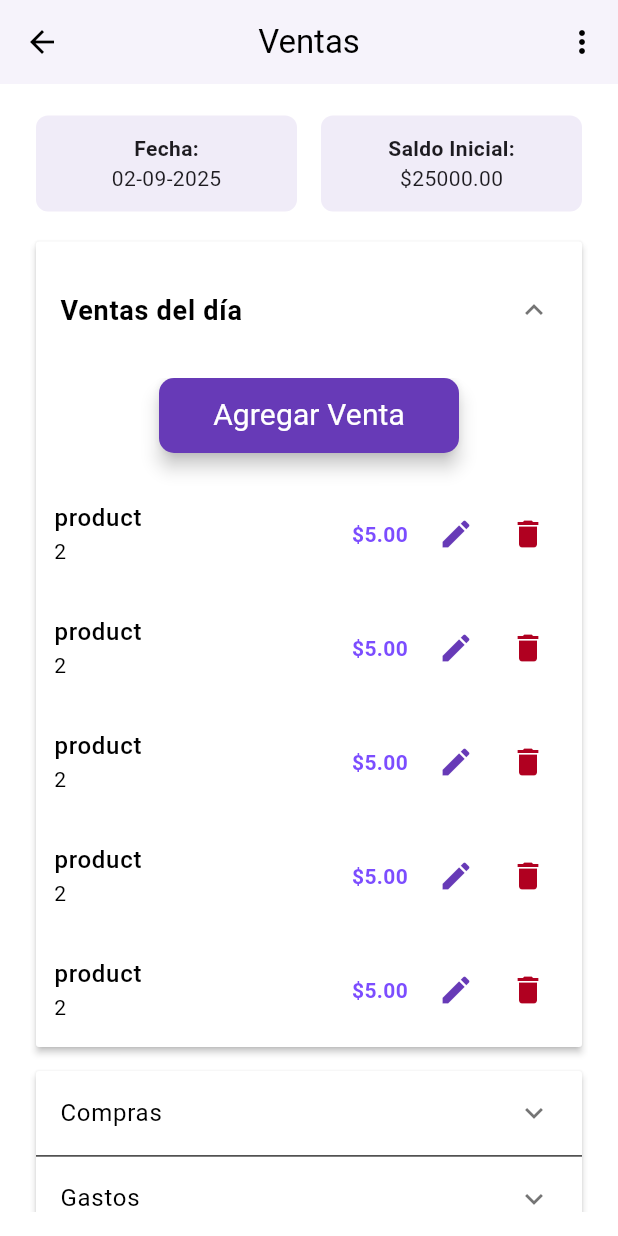
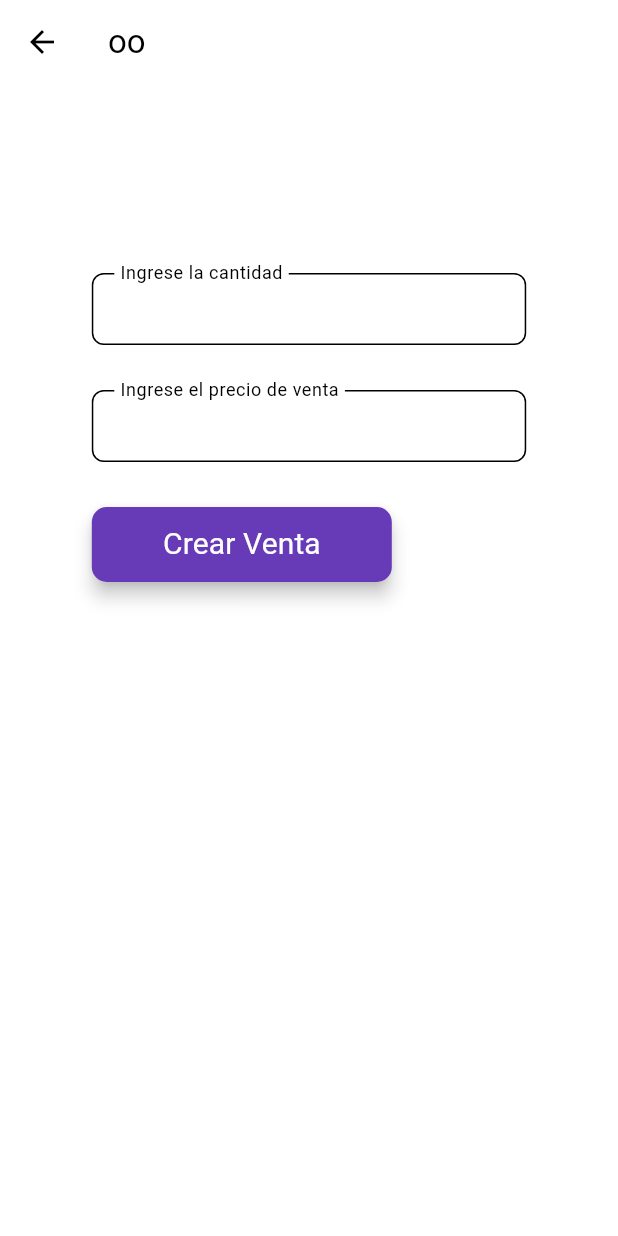
Before and after one commit to machellim/fine_cut, a Flutter app: the ViewEditCashRegisterScreen screen opened by its route, after a tap on "Agregar Venta", on a phone screen of 412 x 824 dp. Run offline on Flutter 3.47's test engine with Material 3 defaults, Android fonts, the phone set to English and light mode, and no system bars; our stand-ins replace bloc, drift, dropdown_search, equatable, flutter_bloc; accounts and stored records are empty; generated files the repository leaves out were written again.

Commit message:
feat: Implement sale CRUD functionality with BLoC pattern and update sales table structure

```diff
--- a/lib/db/tables/sales_table.dart
+++ b/lib/db/tables/sales_table.dart
@@ -38,9 +38,9 @@ class Sales extends Table {
   RealColumn get quantity =>
       real().named('quantity').withDefault(const Constant(0.0))();
 
-  // Total amount of the sale
-  RealColumn get totalAmount =>
-      real().named('total_amount').withDefault(const Constant(0.0))();
+  // Total price of the sale
+  RealColumn get totalPrice =>
+      real().named('total_price').withDefault(const Constant(0.0))();
 
   // Optional notes about the sale
   TextColumn get notes =>
--- a/lib/routes/routes.dart
+++ b/lib/routes/routes.dart
@@ -8,6 +8,7 @@ import 'package:fine_cut/screens/cash_register/cash_register_list.dart';
 import 'package:fine_cut/screens/cash_register/main_cash_register.dart';
 import 'package:fine_cut/screens/cash_register/new_cash_register.dart';
 import 'package:fine_cut/screens/cash_register/view_edit_cash_register.dart';
+import 'package:fine_cut/screens/sales/new_sale.dart';
 import 'package:flutter/material.dart';
 
 final Map<String, WidgetBuilder> appRoutes = {
@@ -41,6 +42,9 @@ final Map<String, WidgetBuilder> appRoutes = {
   'new-product': (BuildContext context) {
     return NewProductScreen();
   },
+  'new-sale': (BuildContext context) {
+    return NewSaleScreen();
+  },
 };
 
 /*Route<dynamic>? generateRoute(RouteSettings settings) {
--- a/lib/screens/cash_register/view_edit_cash_register.dart
+++ b/lib/screens/cash_register/view_edit_cash_register.dart
@@ -1,4 +1,5 @@
 import 'package:fine_cut/widgets/app_button.dart';
+import 'package:fine_cut/widgets/app_drawer.dart';
 import 'package:fine_cut/widgets/app_list_item.dart';
 import 'package:fine_cut/widgets/app_title.dart';
 import 'package:flutter/material.dart';
@@ -41,6 +42,7 @@ class _ViewEditCashRegisterScreenState
           ),
         ],
       ),
+      drawer: AppDrawer(appContext: context),
       body: SingleChildScrollView(
         padding: const EdgeInsets.symmetric(horizontal: 4.0, vertical: 5),
         child: Column(
@@ -110,7 +112,12 @@ class _ViewEditCashRegisterScreenState
                     child: Column(
                       crossAxisAlignment: CrossAxisAlignment.center,
                       children: [
-                        AppButton(title: 'Agregar Venta', onPressed: () {}),
+                        AppButton(
+                          title: 'Agregar Venta',
+                          onPressed: () {
+                            Navigator.pushNamed(context, 'new-sale');
+                          },
+                        ),
                         const SizedBox(height: 16),
                         ListView.builder(
                           shrinkWrap:
--- a/lib/screens/sales/new_sale.dart
+++ b/lib/screens/sales/new_sale.dart
@@ -1,98 +1,125 @@
 import 'package:drift/drift.dart' as drift;
-import 'package:fine_cut/bloc/cash_register/cash_register_crud/cash_register_crud_bloc.dart';
-import 'package:fine_cut/bloc/cash_register/cash_register_data/cash_register_data_bloc.dart';
-import 'package:fine_cut/core/constants/app_messages.dart';
-import 'package:fine_cut/widgets/app_bar_custom.dart';
+import 'package:fine_cut/db/database.dart';
 import 'package:fine_cut/widgets/app_button.dart';
-import 'package:fine_cut/widgets/app_loading_screen.dart';
-import 'package:fine_cut/widgets/app_message_type.dart';
-import 'package:intl/intl.dart';
-
+import 'package:fine_cut/widgets/app_number_field.dart';
 import 'package:fine_cut/widgets/app_scaffold.dart';
-import 'package:fine_cut/widgets/app_textfield.dart';
 import 'package:flutter/material.dart';
+import 'package:dropdown_search/dropdown_search.dart';
 import 'package:flutter_bloc/flutter_bloc.dart';
 
-class ViewEditCashRegisterScreen extends StatefulWidget {
-  const ViewEditCashRegisterScreen({super.key});
-
+class NewSaleScreen extends StatefulWidget {
+  const NewSaleScreen({super.key});
   @override
-  State<ViewEditCashRegisterScreen> createState() =>
-      _ViewEditCashRegisterScreenState();
+  NewSaleScreenState createState() => NewSaleScreenState();
 }
 
-class _ViewEditCashRegisterScreenState
-    extends State<ViewEditCashRegisterScreen> {
+class NewSaleScreenState extends State<NewSaleScreen> {
   final _formKey = GlobalKey<FormState>();
 
-  late TextEditingController _registerDateController;
-  final _notesController = TextEditingController();
-  final _openingAmountController = TextEditingController();
+  // controllers
+  final TextEditingController _saleQuantityController = TextEditingController();
+  final TextEditingController _saleTotalPriceController =
+      TextEditingController();
 
-  bool isNew = true;
+  final dropDownKey = GlobalKey<DropdownSearchState>();
+
+  SalesCompanion sale = SalesCompanion();
+  bool isNewSale = true;
 
   @override
   void dispose() {
-    _registerDateController.dispose();
-    _openingAmountController.dispose();
-    _notesController.dispose();
+    _saleQuantityController.dispose();
+    _saleTotalPriceController.dispose();
     super.dispose();
   }
 
   @override
   void initState() {
     super.initState();
-    final String today = DateFormat('dd-MM-yyyy').format(DateTime.now());
-    _registerDateController = TextEditingController(text: today);
 
-    context.read<CashRegisterBloc>().add(LoadDataCashRegisterEvent());
+    Future.microtask(() {
+      if (!mounted) return;
+      final args = ModalRoute.of(context)?.settings.arguments as Sale?;
+
+      if (args != null) {
+        sale = sale.copyWith(
+          id: drift.Value(args.id),
+          productId: drift.Value(args.productId),
+          quantity: drift.Value(args.quantity),
+          totalPrice: drift.Value(args.totalPrice),
+        );
+        _saleQuantityController.text = args.quantity.toString();
+        _saleTotalPriceController.text = args.totalPrice.toString();
+        setState(() {
+          isNewSale = false;
+        });
+      }
+    });
   }
 
-  void goBack() {}
+  void goBack() {
+    WidgetsBinding.instance.addPostFrameCallback((_) {
+      Navigator.pop(context, true);
+    });
+  }
 
   @override
   Widget build(BuildContext context) {
     return AppScaffold(
-      appBar: AppBarCustom(title: isNew ? 'Crear Nueva Caja' : 'Editar Caja'),
+      appBar: AppBar(title: Text('oo')),
       body: GestureDetector(
-        onTap: () => FocusScope.of(context).unfocus(),
+        onTap: () {
+          FocusScope.of(context).requestFocus(FocusNode());
+        },
         child: ListView(
-          padding: const EdgeInsets.symmetric(horizontal: 24.0, vertical: 40.0),
           children: [
-            Form(
-              key: _formKey,
+            SizedBox(
               child: Column(
                 children: [
-                  AppTextField(
-                    label: 'Fecha',
-                    controller: _registerDateController,
-                    readOnly: true,
-                    prefixIcon: Icons.calendar_today,
-                    validator: (value) => (value == null || value.isEmpty)
-                        ? 'Por favor ingrese la fecha.'
-                        : null,
+                  Padding(
+                    padding: EdgeInsets.only(
+                      left: MediaQuery.of(context).size.width * 0.1,
+                      right: MediaQuery.of(context).size.width * 0.1,
+                      top: 80.0,
+                    ),
+                    child: Form(
+                      key: _formKey,
+                      child: Column(
+                        crossAxisAlignment: CrossAxisAlignment.start,
+                        mainAxisSize: MainAxisSize.min,
+                        mainAxisAlignment: MainAxisAlignment.center,
+                        children: [
+                          const SizedBox(height: 30.0),
+                          AppNumberField(
+                            controller: _saleQuantityController,
+                            label: 'Ingrese la cantidad',
+                            onSaved: (value) {
+                              sale = sale.copyWith(
+                                quantity: drift.Value(double.parse(value)),
+                              );
+                            },
+                          ),
+                          const SizedBox(height: 30.0),
+                          AppNumberField(
+                            controller: _saleTotalPriceController,
+                            label: 'Ingrese el precio de venta',
+                            onSaved: (value) {
+                              sale = sale.copyWith(
+                                totalPrice: drift.Value(double.parse(value)),
+                              );
+                            },
+                          ),
+                          const SizedBox(height: 30),
+                          AppButton(
+                            title: isNewSale
+                                ? 'Crear Venta'
+                                : 'Actualizar Venta',
+                            onPressed: () {},
+                          ),
+                        ],
+                      ),
+                    ),
                   ),
-                  const SizedBox(height: 20),
-                  AppTextField(
-                    label: 'Saldo Inicial',
-                    controller: _openingAmountController,
-                    prefixIcon: Icons.monetization_on_outlined,
-                    readOnly: true,
-                    //enabled: false,
-                    validator: (value) => (value == null || value.isEmpty)
-                        ? 'Please enter your username'
-                        : null,
-                  ),
-                  const SizedBox(height: 20),
-                  AppTextField(
-                    label: 'Notas',
-                    autofocus: true,
-                    controller: _notesController,
-                    isMultiline: true,
-                    validate: false,
-                  ),
-                  const SizedBox(height: 20),
-                  AppButton(title: '', onPressed: () {}),
                 ],
               ),
             ),
--- a/lib/widgets/app_scaffold.dart
+++ b/lib/widgets/app_scaffold.dart
@@ -3,19 +3,17 @@ import 'package:flutter/material.dart';
 class AppScaffold extends StatelessWidget {
   final Widget body;
   final AppBar? appBar;
+  final Widget? drawer; // Drawer opcional
 
-  const AppScaffold({super.key, required this.body, this.appBar});
+  const AppScaffold({super.key, required this.body, this.appBar, this.drawer});
 
   @override
   Widget build(BuildContext context) {
     return Scaffold(
-      appBar:
-          appBar ?? AppBar(title: const Text('BizControl')), // AppBar opcional
+      appBar: appBar ?? AppBar(title: const Text('BizControl')),
+      drawer: drawer, // Drawer opcional
       body: Container(
-        margin: const EdgeInsets.symmetric(
-          horizontal: 20,
-          vertical: 16,
-        ), // Margen global
+        margin: const EdgeInsets.symmetric(horizontal: 20, vertical: 16),
         child: body,
       ),
     );
```
Also changed, not shown: lib/bloc/sale/sale_crud/sale_crud_bloc.dart (added, +14 -0 lines), lib/bloc/sale/sale_crud/sale_crud_event.dart (added, +19 -0 lines), lib/bloc/sale/sale_crud/sale_crud_state.dart (added, +38 -0 lines), lib/bloc/sale/sale_list/sale_list_bloc.dart (added, +13 -0 lines), lib/bloc/sale/sale_list/sale_list_event.dart (added, +8 -0 lines), lib/bloc/sale/sale_list/sale_list_state.dart (added, +10 -0 lines), lib/db/database.g.dart.
